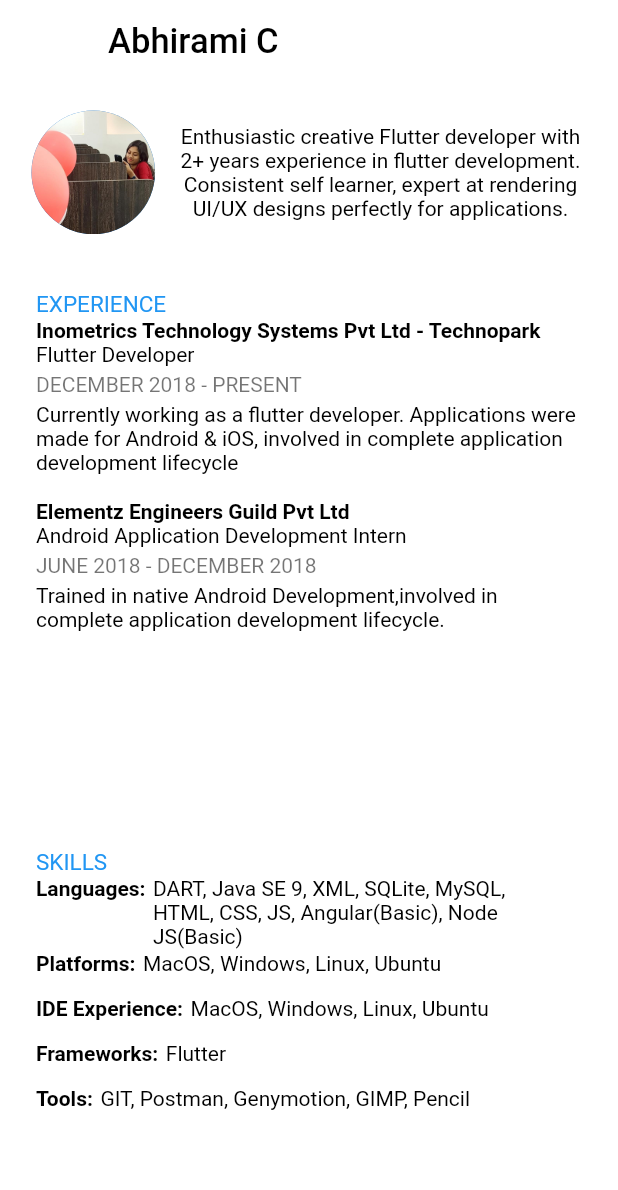
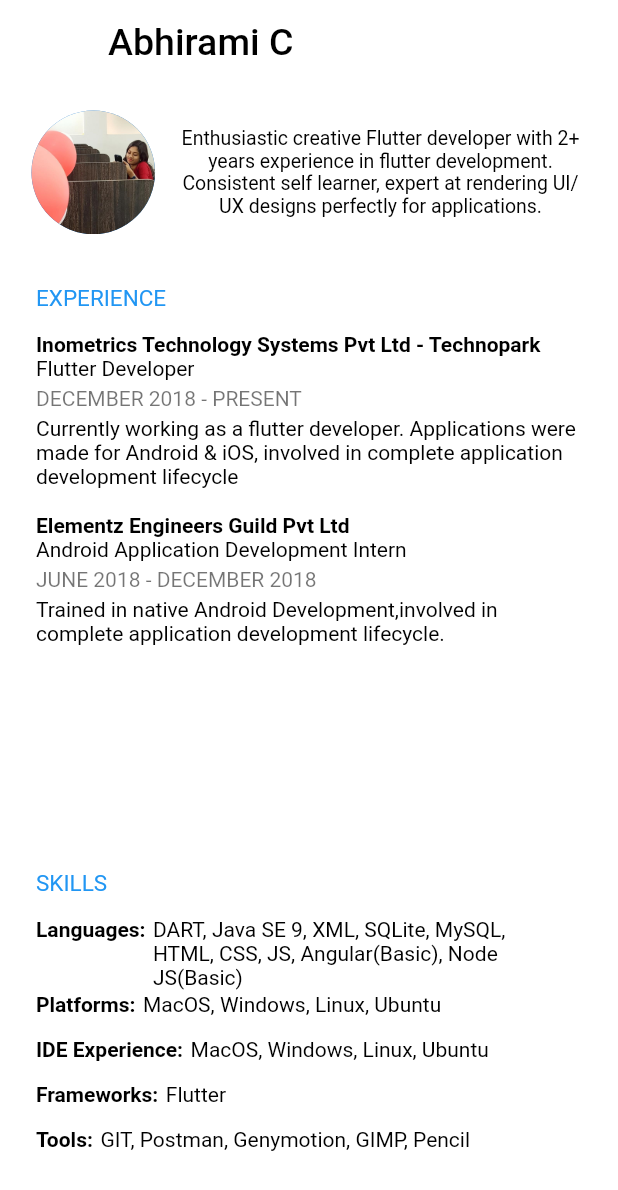
Before and after one commit to abhiramicdev/portfolio, a Flutter app: the screen it shows after launch, after a tap on "CV", on a phone screen of 412 x 824 dp. Shown: the top 1190 px of the screen. Run offline on Flutter 3.47's test engine with Material 2 defaults, Android fonts, the phone set to English and light mode, and no system bars; our stand-ins replace google_fonts; missing offline and left inert: flutter_sinusoidals; Roboto replaces fonts that are missing (Martel).

Commit message:
fontsize and text correction in home screen, divider spaces added horizontally in cv screen

```diff
--- a/lib/screens/cv_screen.dart
+++ b/lib/screens/cv_screen.dart
@@ -11,14 +11,11 @@ class CVScreen extends StatelessWidget {
       appBar: AppBar(
         backgroundColor: Colors.white,
         elevation: 0,
-        title: Hero(
-          tag: 'cv',
-          child: Text(
-            "Abhirami C",
-            style: GoogleFonts.martel(
-              color: Colors.black,
-              fontSize: 23,
-            ),
+        title: Text(
+          "Abhirami C",
+          style: GoogleFonts.martel(
+            color: Colors.black,
+            fontSize: 25,
           ),
         ),
       ),
@@ -51,6 +48,10 @@ class CVScreen extends StatelessWidget {
                         textAlign: TextAlign.center,
                         style: GoogleFonts.martel(
                           color: Colors.black,
+                          fontSize: MediaQuery.of(context).size.width >
+                                  MediaQuery.of(context).size.height
+                              ? 15
+                              : 13,
                         ),
                       ),
                     ),
@@ -91,7 +92,7 @@ class CVScreen extends StatelessWidget {
                         children: [
                           Container(
                               // color: Colors.lightBlue[50],
-                              height: MediaQuery.of(context).size.height / 40),
+                              height: MediaQuery.of(context).size.height / 50),
                           Text(
                             "EXPERIENCE",
                             style: GoogleFonts.martel(
@@ -99,6 +100,9 @@ class CVScreen extends StatelessWidget {
                               fontSize: 15,
                             ),
                           ),
+                          Container(
+                              // color: Colors.lightBlue[50],
+                              height: MediaQuery.of(context).size.height / 60),
                           SubHeading(
                               "Inometrics Technology Systems Pvt Ltd - Technopark"),
                           Text(
@@ -185,6 +189,9 @@ class CVScreen extends StatelessWidget {
                       child: Column(
                         crossAxisAlignment: CrossAxisAlignment.start,
                         children: [
+                          Container(
+                              // color: Colors.lightBlue[50],
+                              height: MediaQuery.of(context).size.height / 60),
                           Text(
                             "SKILLS",
                             style: GoogleFonts.martel(
@@ -192,6 +199,9 @@ class CVScreen extends StatelessWidget {
                               fontSize: 15,
                             ),
                           ),
+                          Container(
+                              // color: Colors.lightBlue[50],
+                              height: MediaQuery.of(context).size.height / 60),
                           Row(
                             crossAxisAlignment: CrossAxisAlignment.start,
                             mainAxisAlignment: MainAxisAlignment.start,
--- a/lib/screens/home_screen.dart
+++ b/lib/screens/home_screen.dart
@@ -170,8 +170,8 @@ class _HomeScreenState extends State<HomeScreen> {
                             Container(
                               // color: Colors.lightBlue[50],
                               width: MediaQuery.of(context).size.width / 3.3,
-                              child: MaterialButton(
-                                onPressed: () {},
+                              child: InkWell(
+                                onTap: () {},
                                 child: Chip(
                                   backgroundColor: Colors.lightBlue[50],
                                   label: Text(
@@ -198,9 +198,9 @@ class _HomeScreenState extends State<HomeScreen> {
                               color: Colors.black,
                             ),
                             Container(
-                              width: MediaQuery.of(context).size.width / 3.3,
-                              child: MaterialButton(
-                                onPressed: () {},
+                              width: MediaQuery.of(context).size.width / 3,
+                              child: InkWell(
+                                onTap: () {},
                                 child: Chip(
                                   backgroundColor: Colors.lightBlue[50],
                                   label: Text(
@@ -226,9 +226,9 @@ class _HomeScreenState extends State<HomeScreen> {
                               color: Colors.black,
                             ),
                             Container(
-                              width: MediaQuery.of(context).size.width / 5,
-                              child: MaterialButton(
-                                onPressed: () {
+                              width: MediaQuery.of(context).size.width / 3.4,
+                              child: InkWell(
+                                onTap: () {
                                   Navigator.pushNamed(context, '/cv');
                                 },
                                 child: Hero(
@@ -267,7 +267,9 @@ class _HomeScreenState extends State<HomeScreen> {
                                 ? 13
                                 : 6),
                         Text(
-                          "Services",
+                          // "Services",
+                          "I can help create",
+                          // "What I can do.",
                           style: GoogleFonts.martel(
                             color: Colors.black,
                             fontSize: MediaQuery.of(context).size.width >
@@ -308,21 +310,22 @@ class _HomeScreenState extends State<HomeScreen> {
                                         'Andriod',
                                         style: GoogleFonts.martel(
                                           color: Colors.black,
-                                          fontSize: 15,
+                                          fontSize: 18,
                                         ),
                                       ),
                                       Text(
                                         'iOS',
                                         style: GoogleFonts.martel(
                                           color: Colors.black,
-                                          fontSize: 15,
+                                          fontSize: 18,
                                         ),
                                       ),
                                       Text(
-                                        'development',
+                                        // 'development',
+                                        'applications',
                                         style: GoogleFonts.martel(
                                           color: Colors.black,
-                                          fontSize: 15,
+                                          fontSize: 18,
                                         ),
                                       ),
                                     ],
@@ -348,21 +351,21 @@ class _HomeScreenState extends State<HomeScreen> {
                                         'Multiplatform',
                                         style: GoogleFonts.martel(
                                           color: Colors.black,
-                                          fontSize: 15,
+                                          fontSize: 18,
                                         ),
                                       ),
                                       Text(
                                         'Web',
                                         style: GoogleFonts.martel(
                                           color: Colors.black,
-                                          fontSize: 15,
+                                          fontSize: 18,
                                         ),
                                       ),
                                       Text(
                                         'development',
                                         style: GoogleFonts.martel(
                                           color: Colors.black,
-                                          fontSize: 15,
+                                          fontSize: 18,
                                         ),
                                       ),
                                     ],
@@ -460,9 +463,13 @@ class _HomeScreenState extends State<HomeScreen> {
                     child: Column(
                       mainAxisAlignment: MainAxisAlignment.spaceBetween,
                       children: [
+                        SizedBox(height:5),
                         Text(
                           "Currently available for freelance works.",
-                          style: GoogleFonts.martel(),
+                          style: GoogleFonts.martel(
+                            color: Colors.black,
+                            fontSize: 15,
+                          ),
                         ),
                         SizedBox(
                           height: 40,
```
